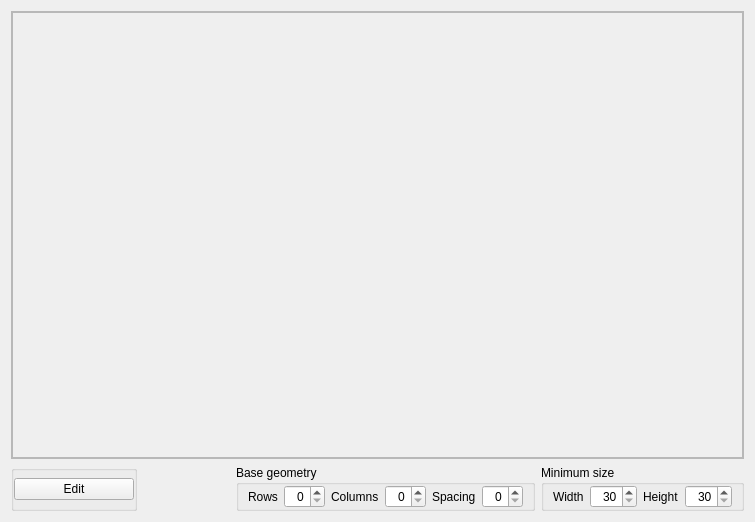
Qt form App/Ui/SeatMapWidget.ui (paolodestefani/pySagra) before a commit.
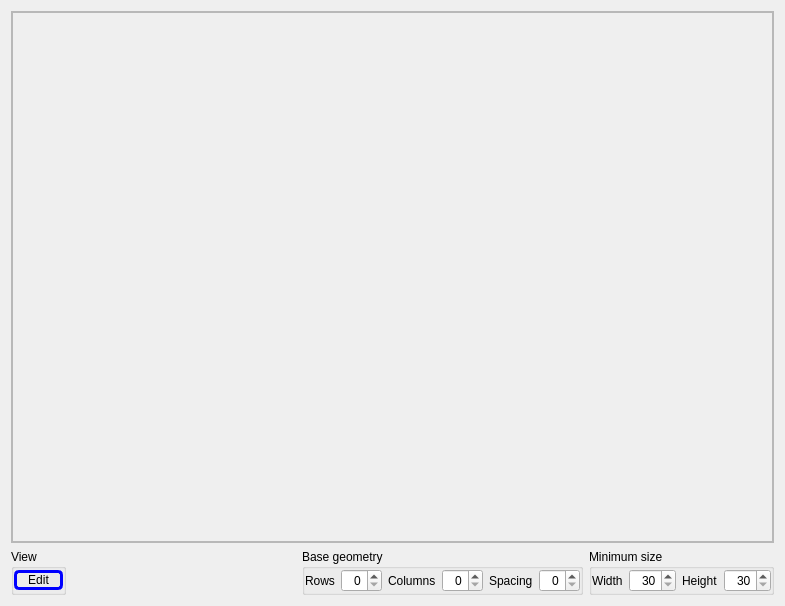
The same form after that commit. The open tabs and pages were chosen to show the change. Custom widgets are drawn as their Qt base class.

Patch:
```diff
--- a/App/Ui/SeatMapWidget.ui
+++ b/App/Ui/SeatMapWidget.ui
@@ -6,8 +6,8 @@
    <rect>
     <x>0</x>
     <y>0</y>
-    <width>755</width>
-    <height>522</height>
+    <width>785</width>
+    <height>606</height>
    </rect>
   </property>
   <property name="font">
@@ -568,8 +568,8 @@
            <rect>
             <x>0</x>
             <y>0</y>
-            <width>729</width>
-            <height>432</height>
+            <width>759</width>
+            <height>522</height>
            </rect>
           </property>
           <layout class="QVBoxLayout" name="verticalLayout_7">
@@ -625,7 +625,7 @@
          <item>
           <widget class="QGroupBox" name="groupBoxEdit">
            <property name="title">
-            <string/>
+            <string>View</string>
            </property>
            <layout class="QVBoxLayout" name="verticalLayout_4">
             <property name="leftMargin">
@@ -642,23 +642,13 @@
             </property>
             <item>
              <widget class="QPushButton" name="pushButtonEdit">
-              <property name="sizePolicy">
-               <sizepolicy hsizetype="Fixed" vsizetype="Fixed">
-                <horstretch>0</horstretch>
-                <verstretch>0</verstretch>
-               </sizepolicy>
-              </property>
-              <property name="minimumSize">
-               <size>
-                <width>120</width>
-                <height>0</height>
-               </size>
-              </property>
-              <property name="maximumSize">
-               <size>
-                <width>120</width>
-                <height>16777215</height>
-               </size>
+              <property name="styleSheet">
+               <string notr="true">QPushButton#pushButtonEdit {
+	background: transparent;
+	border: 3px solid blue;
+	border-radius: 5px;
+	padding: 0 8px;
+}</string>
               </property>
               <property name="text">
                <string>Edit</string>
@@ -690,9 +680,15 @@
             <string>Base geometry</string>
            </property>
            <layout class="QVBoxLayout" name="verticalLayout_3">
+            <property name="leftMargin">
+             <number>0</number>
+            </property>
             <property name="topMargin">
              <number>0</number>
             </property>
+            <property name="rightMargin">
+             <number>0</number>
+            </property>
             <property name="bottomMargin">
              <number>0</number>
             </property>
@@ -751,9 +747,15 @@
             <string>Minimum size</string>
            </property>
            <layout class="QVBoxLayout" name="verticalLayout_5">
+            <property name="leftMargin">
+             <number>0</number>
+            </property>
             <property name="topMargin">
              <number>0</number>
             </property>
+            <property name="rightMargin">
+             <number>0</number>
+            </property>
             <property name="bottomMargin">
              <number>0</number>
             </property>
```
Left out of the diff: 36 changed lines with no effect on the pictures.
